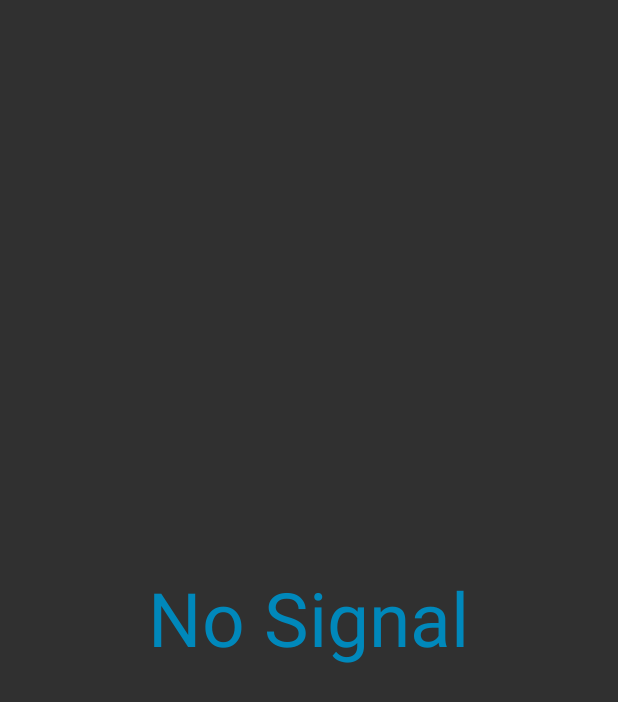
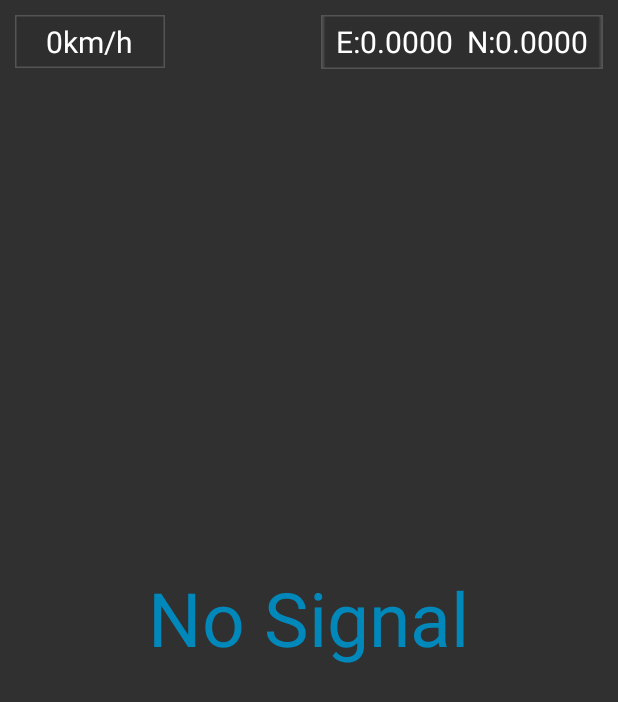
Before and after one commit to binglancangyue/CarDVR_kd002, an Android app: the screen it shows after launch (DVRHomeActivity), on a phone screen of 412 x 824 dp. Shown: the top 702 px of the screen. Run offline under Robolectric (Android 15) with nearby library versions, the phone set to English and light mode, and no system bars; our stand-ins replace RxJava; pictures from the network do not load.

Commit message:
添加预览界面经纬度 速度信息；处理弹出弹窗时状态栏不透明；

```diff
--- a/app/build.gradle
+++ b/app/build.gradle
@@ -12,10 +12,10 @@ android {
     compileSdkVersion 28
     defaultConfig {
         applicationId "com.bx.carDVR"
-        minSdkVersion 19
+        minSdkVersion 23
         targetSdkVersion 27
         versionCode 1
-        versionName '1.0.210309.1'
+        versionName '1.0.210319.1'
         multiDexEnabled = true
         testInstrumentationRunner "android.support.test.runner.AndroidJUnitRunner"
     }
--- a/app/src/main/java/com/bx/carDVR/bylym/activity/DVRHomeActivity.java
+++ b/app/src/main/java/com/bx/carDVR/bylym/activity/DVRHomeActivity.java
@@ -198,6 +198,10 @@ public class DVRHomeActivity extends AppCompatActivity implements View.OnClickLi
     ArrayList<VideoWriter> videoWriterArrayList;
 
     private int adjustAdas = View.GONE;
+    private TextView tvGpsInfo;
+    private TextView tvCarSpeed;
+    private String gpsInfo;
+    private String carSpeed;
 
     @Override
     protected void onCreate(Bundle savedInstanceState) {
@@ -265,6 +269,8 @@ public class DVRHomeActivity extends AppCompatActivity implements View.OnClickLi
         curSubPage = SUB_PAGE_VIDEO;
         adasDrawView = findViewById(R.id.adasDrawView);
         adasDrawView.setVisibility(View.VISIBLE);
+        tvGpsInfo = findViewById(R.id.tv_gps_info);
+        tvCarSpeed = findViewById(R.id.tv_car_speed);
 //        setGesture();
         tvMapInfo = findViewById(R.id.position_text_view);
 //        mFrameLayout = findViewById(R.id.fl_camera);
@@ -768,7 +774,7 @@ public class DVRHomeActivity extends AppCompatActivity implements View.OnClickLi
                 }
             }
 
-            mRecordingDispView.setVisibility(View.INVISIBLE);
+            mRecordingDispView.setVisibility(View.GONE);
 //            mRecordingBtn.setImageResource(R.drawable.recording_selector);
         }
 
@@ -808,7 +814,7 @@ public class DVRHomeActivity extends AppCompatActivity implements View.OnClickLi
         stopRecordingTimer();
 
         if (curSubPage == SUB_PAGE_PICTURE || curSubPage == SUB_PAGE_VIDEO) {
-            mRecordingDispView.setVisibility(View.INVISIBLE);
+            mRecordingDispView.setVisibility(View.GONE);
             imgBtnRecord.setSelected(false);
         }
     }
@@ -1004,7 +1010,7 @@ public class DVRHomeActivity extends AppCompatActivity implements View.OnClickLi
             }
             imgBtnRecord.setSelected(false);
             isRecording = false;
-            mRecordingDispView.setVisibility(View.INVISIBLE);
+            mRecordingDispView.setVisibility(View.GONE);
 //            mRecordingBtn.setImageResource(R.drawable.recording_selector);
             stopRecordingTimer();
         }
@@ -1375,6 +1381,18 @@ public class DVRHomeActivity extends AppCompatActivity implements View.OnClickLi
     }
 
     @Override
+    public void updateGPSInfo(String info, String speed) {
+        gpsInfo = info;
+        carSpeed = speed;
+        mHandler.sendEmptyMessage(3);
+    }
+
+    private void updateGPSInfo() {
+        tvGpsInfo.setText(gpsInfo);
+        tvCarSpeed.setText(carSpeed);
+    }
+
+    @Override
     public void updateDVRUI(int type, LdwDetectInfo ldwDetectInfo, CdwDetectInfo cdwDetectInf) {
         if (type == 3) {
             adasDrawView.drawBitmap(ldwDetectInfo, cdwDetectInf);
@@ -1448,12 +1466,17 @@ public class DVRHomeActivity extends AppCompatActivity implements View.OnClickLi
         @Override
         public void handleMessage(Message msg) {
             super.handleMessage(msg);
-            if (msg.what == 1) {
+            int number = msg.what;
+            if (number == 1) {
                 mDvrHomeActivity.closeSOS();
             }
-            if (msg.what == 2) {
+            if (number == 2) {
                 mDvrHomeActivity.openSOS();
             }
+            if (number == 3) {
+                mDvrHomeActivity.updateGPSInfo();
+            }
+            removeMessages(number);
         }
     }
 
--- a/app/src/main/java/com/bx/carDVR/bylym/model/NotifyMessageManager.java
+++ b/app/src/main/java/com/bx/carDVR/bylym/model/NotifyMessageManager.java
@@ -52,6 +52,12 @@ public class NotifyMessageManager {
     public void updateDVRUI(int type, LdwDetectInfo ldwDetectInfo, CdwDetectInfo cdwDetectInfo) {
         if (mDialogCallBackListener != null) {
             mDialogCallBackListener.updateDVRUI(type, ldwDetectInfo, cdwDetectInfo);
+        }
+    }
+
+    public void updateGPSInfo(String info, String speed) {
+        if (mDialogCallBackListener != null) {
+            mDialogCallBackListener.updateGPSInfo(info, speed);
         }
     }
 
--- a/app/src/main/java/com/bx/carDVR/bylym/model/listener/OnDialogCallBackListener.java
+++ b/app/src/main/java/com/bx/carDVR/bylym/model/listener/OnDialogCallBackListener.java
@@ -13,6 +13,8 @@ public interface OnDialogCallBackListener {
 
     void updateDVRUI(int type);
 
+    void updateGPSInfo(String info, String speed);
+
     interface OnShowFormatDialogListener {
         void showFormatDialog();
     }
--- a/app/src/main/res/layout/activity_car_dvr_test.xml
+++ b/app/src/main/res/layout/activity_car_dvr_test.xml
@@ -91,12 +91,42 @@
     </FrameLayout>
 
     <LinearLayout
-        android:id="@+id/recording_disp"
+        android:id="@+id/ll_gps_info"
         android:layout_width="wrap_content"
         android:layout_height="wrap_content"
         android:layout_gravity="top|end"
         android:layout_margin="@dimen/recordingTimeMargin"
         android:background="@mipmap/recording_time_bg"
+        android:gravity="center"
+        android:orientation="horizontal"
+        android:paddingHorizontal="10dp">
+
+        <TextView
+            android:text="E:0.0000  N:0.0000"
+            android:id="@+id/tv_gps_info"
+            android:layout_width="wrap_content"
+            android:layout_height="wrap_content"
+            android:layout_gravity="center_vertical"
+            android:textColor="@color/colorWhite"
+            android:textSize="20sp" />
+    </LinearLayout>
+
+    <RelativeLayout
+        android:layout_width="wrap_content"
+        android:layout_height="35dp"
+        android:layout_margin="@dimen/recordingTimeMargin"
+        android:paddingHorizontal="10dp"
+        android:background="@mipmap/recording_time_bg">
+
+        <LinearLayout
+            android:id="@+id/recording_disp"
+            android:layout_width="wrap_content"
+            android:layout_height="match_parent"
+            android:layout_alignParentStart="true"
+            android:layout_alignParentTop="true"
+            android:layout_centerVertical="true"
+            android:layout_gravity="top|start"
+            android:layout_marginEnd="8dp"
             android:gravity="center"
             android:orientation="horizontal"
             android:visibility="gone">
@@ -115,7 +145,21 @@
                 android:layout_gravity="center_vertical"
                 android:textColor="@color/colorWhite"
                 android:textSize="@dimen/recordingTimeTextSize" />
+
         </LinearLayout>
+
+        <TextView
+            android:layout_centerInParent="true"
+            android:id="@+id/tv_car_speed"
+            android:layout_width="wrap_content"
+            android:layout_height="wrap_content"
+            android:layout_toRightOf="@id/recording_disp"
+            android:gravity="center"
+            android:text="0km/h"
+            android:textColor="@color/colorWhite"
+            android:textSize="20sp" />
+    </RelativeLayout>
+
 
     <!--<LinearLayout
         android:layout_width="match_parent"
--- a/build.gradle
+++ b/build.gradle
@@ -7,7 +7,7 @@ buildscript {
 
     }
     dependencies {
-        classpath 'com.android.tools.build:gradle:4.1.2'
+        classpath 'com.android.tools.build:gradle:4.1.3'
 
         // NOTE: Do not place your application dependencies here; they belong
         // in the individual module build.gradle files
```
Also changed, not shown: app/src/main/java/com/bx/carDVR/Camera2Recorder.java (+0 -17 lines), app/src/main/java/com/bx/carDVR/DVRService.java (+26 -7 lines), app/src/main/java/com/bx/carDVR/bylym/model/tools/DialogTool.java (+30 -22 lines), app/src/main/java/com/bx/carDVR/bylym/model/tools/LocationManagerTool.java (+15 -5 lines), 1 other file. Lines whose indentation alone changed are shown as unchanged.
